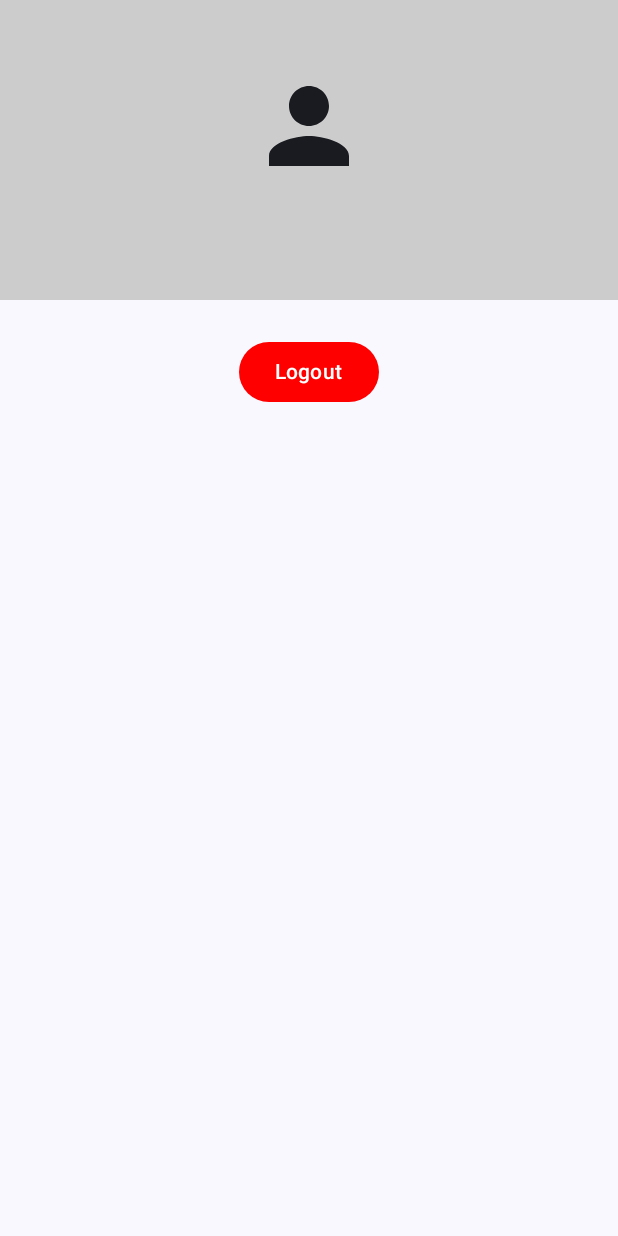
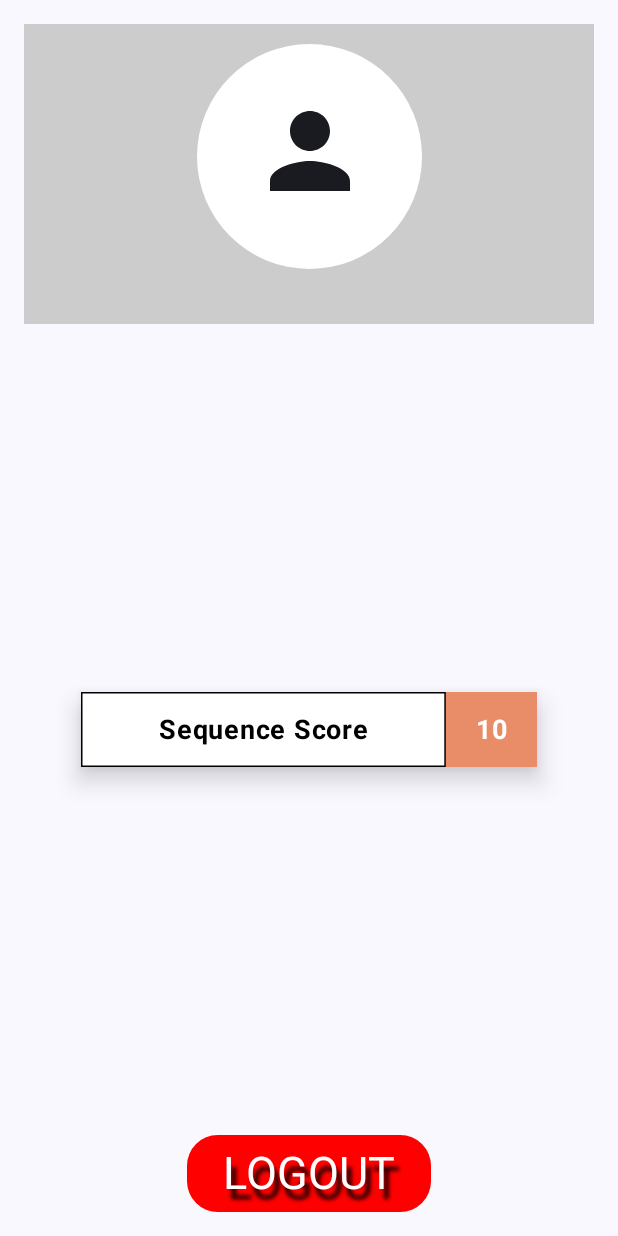
Before and after one commit to gabrielscholze-r/CodeCracker, an Android app built with Jetpack Compose: the composable Profile called with empty values, on a phone screen of 412 x 824 dp. Run offline under Robolectric (Android 15) with nearby library versions, the phone set to English and light mode, and no system bars; our stand-ins replace Firebase (no records; nobody signed in at launch, a user with empty details on screens opened directly).

Commit message:
ProfileDesign

```diff
--- a/app/src/main/java/com/scholze/codecracker/ui/components/Profile.kt
+++ b/app/src/main/java/com/scholze/codecracker/ui/components/Profile.kt
@@ -1,22 +1,33 @@
 package com.scholze.codecracker.ui.components
 
 import android.widget.Toast
+import androidx.compose.foundation.BorderStroke
+import androidx.compose.foundation.Canvas
 import androidx.compose.foundation.background
 import androidx.compose.foundation.layout.*
 import androidx.compose.foundation.shape.CircleShape
+import androidx.compose.foundation.shape.RoundedCornerShape
 import androidx.compose.material3.*
 import androidx.compose.runtime.Composable
-import androidx.compose.runtime.mutableStateOf
+import androidx.compose.runtime.CompositionLocalProvider
 import androidx.compose.runtime.remember
 import androidx.compose.ui.Alignment
 import androidx.compose.ui.Modifier
+import androidx.compose.ui.draw.shadow
+import androidx.compose.ui.geometry.Offset
+import androidx.compose.ui.geometry.Size
 import androidx.compose.ui.graphics.Color
+import androidx.compose.ui.graphics.Shadow
+import androidx.compose.ui.graphics.drawscope.Stroke
 import androidx.compose.ui.platform.LocalContext
 import androidx.compose.ui.res.painterResource
+import androidx.compose.ui.text.TextStyle
 import androidx.compose.ui.text.font.FontWeight
+import androidx.compose.ui.tooling.preview.Preview
 import androidx.compose.ui.unit.dp
 import androidx.compose.ui.unit.sp
 import androidx.navigation.NavController
+import androidx.navigation.compose.rememberNavController
 import com.google.firebase.auth.FirebaseAuth
 import com.scholze.codecracker.R
 
@@ -28,8 +39,10 @@ fun Profile(userId: String?, navController: NavController) {
 
     Column(
         modifier = Modifier
-            .fillMaxSize(),
-            horizontalAlignment = Alignment.CenterHorizontally
+            .fillMaxSize()
+            .padding(16.dp),
+        horizontalAlignment = Alignment.CenterHorizontally,
+        verticalArrangement = Arrangement.SpaceBetween
     ) {
         Box(
             modifier = Modifier
@@ -41,12 +54,25 @@ fun Profile(userId: String?, navController: NavController) {
             Column(
                 horizontalAlignment = Alignment.CenterHorizontally
             ) {
-                Icon(
-                    painter = painterResource(id = R.drawable.baseline_person_24), // Use your profile icon here
-                    contentDescription = "Profile Icon",
-                    modifier = Modifier.size(80.dp)
-                )
-                Spacer(modifier = Modifier.height(8.dp))
+                Box(
+                    modifier = Modifier
+                        .size(170.dp)
+                        .padding(10.dp)
+                        .background(Color.White, shape = CircleShape)
+                ) {
+                    Column(
+                        horizontalAlignment = Alignment.CenterHorizontally,
+                        verticalArrangement = Arrangement.Center,
+                        modifier = Modifier.fillMaxSize()
+                    ) {
+                        Icon(
+                            painter = painterResource(id = R.drawable.baseline_person_24),
+                            contentDescription = "Profile Icon",
+                            modifier = Modifier.size(80.dp)
+                        )
+                        Spacer(modifier = Modifier.height(8.dp))
+                    }
+                }
                 Text(
                     text = user?.email ?: "No email",
                     fontSize = 18.sp,
@@ -55,7 +81,14 @@ fun Profile(userId: String?, navController: NavController) {
                 )
             }
         }
-        Spacer(modifier = Modifier.height(24.dp))
+        TwoColorRectangle(
+            modifier = Modifier
+                .height(50.dp)
+                .fillMaxWidth(0.8f),
+            color1 = Color.White,
+            color2 = Color(0xFFE88D67),
+            "10"
+        )
         Button(
             onClick = {
                 auth.signOut()
@@ -64,12 +97,107 @@ fun Profile(userId: String?, navController: NavController) {
                         inclusive = true
                     }
                 }
-                Toast.makeText(context, "You are no longer logged in", Toast.LENGTH_SHORT)
-                    .show()
+                Toast.makeText(context, "You are no longer logged in", Toast.LENGTH_SHORT).show()
             },
-            colors = ButtonDefaults.buttonColors(containerColor = Color.Red)
+            colors = ButtonDefaults.buttonColors(containerColor = Color.Red),
+            shape = RoundedCornerShape(40)
         ) {
-            Text(text = "Logout")
+            Text(
+                text = "LOGOUT",
+                fontSize = 30.sp,
+                style = TextStyle(
+                    fontSize = 24.sp,
+                    shadow = Shadow(
+                        color = Color.Black, offset = Offset(5.0f, 10f), blurRadius = 3f
+                    )
+                )
+            )
         }
     }
 }
+@Composable
+fun TwoColorRectangle(
+    modifier: Modifier = Modifier,
+    color1: Color,
+    color2: Color,
+    text2: String
+) {
+    Box(
+        modifier = modifier
+            .shadow(10.dp)
+            .background(Color.Transparent)
+    ) {
+        Canvas(modifier = Modifier.matchParentSize()) {
+            val canvasWidth = size.width
+            val canvasHeight = size.height
+            val part1Width = canvasWidth * 0.8f
+            val part2Width = canvasWidth * 0.2f
+
+            drawRect(
+                color = color1,
+                topLeft = Offset(0f, 0f),
+                size = Size(part1Width, canvasHeight)
+            )
+            drawRect(
+                color = Color.Black,
+                topLeft = Offset(0f, 0f),
+                size = Size(part1Width, canvasHeight),
+                style = Stroke(width = 2.dp.toPx())
+            )
+
+            drawRect(
+                color = color2,
+                topLeft = Offset(part1Width, 0f),
+                size = Size(part2Width, canvasHeight)
+            )
+        }
+        Box(
+            modifier = Modifier.matchParentSize(),
+            contentAlignment = Alignment.Center
+        ) {
+            Row(
+                modifier = Modifier.fillMaxSize(),
+                horizontalArrangement = Arrangement.SpaceBetween,
+                verticalAlignment = Alignment.CenterVertically
+            ) {
+                Box(
+                    modifier = Modifier
+                        .weight(0.8f)
+                        .fillMaxHeight()
+                        .background(Color.Transparent),
+                    contentAlignment = Alignment.Center
+                ) {
+                    Text(
+                        text = "Sequence Score",
+                        color = Color.Black,
+                        fontSize = 18.sp,
+                        fontWeight = FontWeight.Bold
+                    )
+                }
+                Box(
+                    modifier = Modifier
+                        .weight(0.2f)
+                        .fillMaxHeight()
+                        .background(Color.Transparent),
+                    contentAlignment = Alignment.Center
+                ) {
+                    Text(
+                        text = text2,
+                        color = Color.White,
+                        fontSize = 18.sp,
+                        fontWeight = FontWeight.Bold
+                    )
+                }
+            }
+        }
+    }
+}
+
+@Preview(showBackground = true)
+@Composable
+fun ProfilePreview() {
+    val navController = rememberNavController()
+    CompositionLocalProvider(LocalContext provides LocalContext.current) {
+        Profile(userId = "12345", navController = navController)
+    }
+}
```
